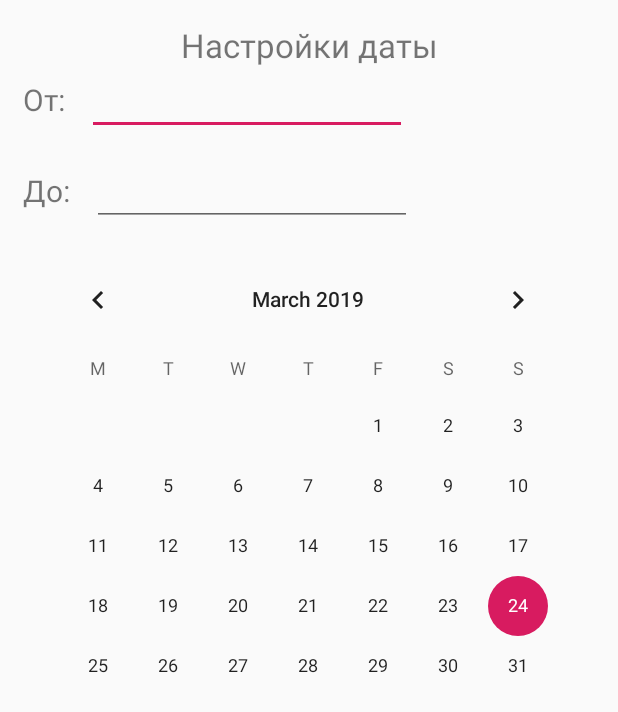
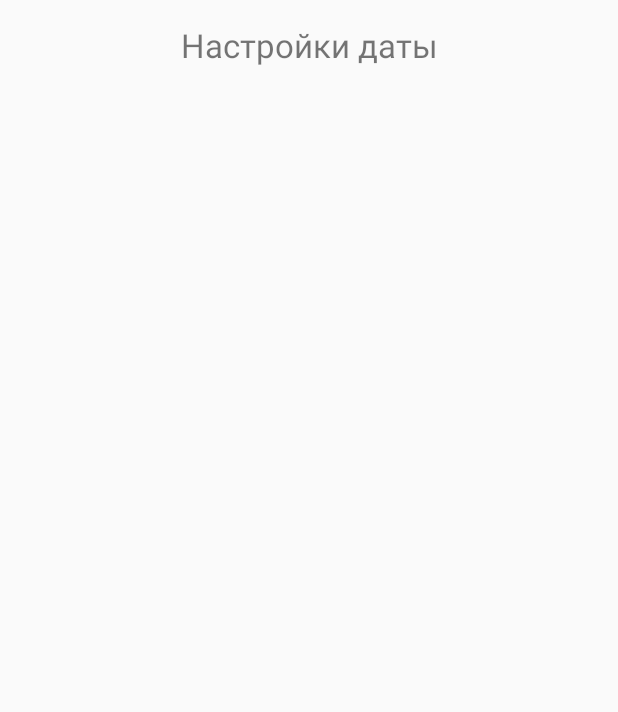
Before and after one commit to QQ3646/EGET, an Android app: the layout date_alert.xml on its own in the app's theme, with its tools: preview values and no code run, on a phone screen of 412 x 824 dp. Shown: the top 712 px of the screen. Run offline under Robolectric (Android 15) with nearby library versions, the phone set to English and light mode, and no system bars.

```diff
--- a/app/src/main/AndroidManifest.xml
+++ b/app/src/main/AndroidManifest.xml
@@ -17,7 +17,7 @@
             android:label="@string/title_activity_history"
             android:theme="@style/AppTheme.NoActionBar" />
         <activity
-            android:name=".Main2Activity"
+            android:name=".Tester"
             android:label="@string/title_activity_main2"
             android:theme="@style/AppTheme.NoActionBar" />
         <activity
--- a/app/src/main/java/com/twodauns/eget/ScoreCalculation.java
+++ b/app/src/main/java/com/twodauns/eget/ScoreCalculation.java
@@ -1,7 +1,7 @@
 package com.twodauns.eget;
 
 public class ScoreCalculation {
-    static int[] ScoreCal(Main2Activity.Question question) {
+    static int[] ScoreCal(Tester.Question question) {
         return new int[]{0};
     }
 }
--- a/app/src/main/java/com/twodauns/eget/TestsPicker.java
+++ b/app/src/main/java/com/twodauns/eget/TestsPicker.java
@@ -1,5 +1,6 @@
 package com.twodauns.eget;
 
+import android.content.Intent;
 import android.os.Bundle;
 import android.support.design.widget.FloatingActionButton;
 import android.support.design.widget.Snackbar;
@@ -83,7 +84,8 @@ public class    TestsPicker extends AppCompatActivity {
         button.setTextSize(7f);
         counter++;
         button.setOnClickListener(view -> {
-            //дописать
+            Intent intent = new Intent(TestsPicker.this, Tester.class);
+            startActivity(intent);
         });
         button.setLayoutParams(params);
         row.addView(button);
--- a/app/src/main/res/layout/date_alert.xml
+++ b/app/src/main/res/layout/date_alert.xml
@@ -9,7 +9,7 @@
         android:layout_height="15dp" />
 
     <TextView
-        android:id="@+id/textView8"
+        android:id="@+id/setDateText"
         android:layout_width="match_parent"
         android:layout_height="wrap_content"
         android:layout_gravity="center"
@@ -19,94 +19,22 @@
 
     <Space
         android:layout_width="match_parent"
-        android:layout_height="wrap_content" />
-
-    <TableRow
-        android:layout_width="match_parent"
-        android:layout_height="wrap_content">
-
-        <Space
-            android:layout_width="15dp"
-            android:layout_height="wrap_content" />
-
-        <TextView
-            android:id="@+id/textView6"
-            android:layout_width="wrap_content"
-            android:layout_height="wrap_content"
-            android:text="От: "
-            android:textSize="20sp" />
-
-        <Space
-            android:layout_width="10dp"
-            android:layout_height="wrap_content" />
-
-        <EditText
-            android:id="@+id/editText2"
-            android:layout_width="wrap_content"
-            android:layout_height="wrap_content"
-            android:ems="10"
-            android:inputType="date" />
-
-    </TableRow>
-
-    <Space
-        android:layout_width="match_parent"
         android:layout_height="15dp" />
 
     <TableRow
+        android:id="@+id/anotherTR"
         android:layout_width="match_parent"
-        android:layout_height="wrap_content">
+        android:layout_height="match_parent">
 
         <Space
-            android:layout_width="15dp"
-            android:layout_height="wrap_content" />
-
-        <TextView
-            android:id="@+id/textView7"
             android:layout_width="wrap_content"
             android:layout_height="wrap_content"
-            android:text="До: "
-            android:textSize="20sp" />
+            android:layout_weight="0.6" />
 
         <Space
-            android:layout_width="10dp"
-            android:layout_height="wrap_content" />
-
-        <EditText
-            android:id="@+id/editText3"
             android:layout_width="wrap_content"
             android:layout_height="wrap_content"
-            android:ems="10"
-            android:inputType="date" />
-
+            android:layout_weight="0.6" />
     </TableRow>
 
-    <Space
-        android:layout_width="match_parent"
-        android:layout_height="15dp" />
-
-    <TableRow
-            android:layout_width="match_parent"
-            android:layout_height="match_parent" >
-
-            <Space
-                android:layout_width="wrap_content"
-                android:layout_height="wrap_content"
-                android:layout_weight="0.6" />
-
-        <CalendarView
-            android:id="@+id/calendarView"
-            android:layout_width="wrap_content"
-            android:layout_height="wrap_content"
-            android:layout_weight="0.5"
-            android:firstDayOfWeek="2"
-            tools:layout_editor_absoluteX="30dp"
-            tools:layout_editor_absoluteY="131dp" />
-
-            <Space
-                android:layout_width="wrap_content"
-                android:layout_height="wrap_content"
-                android:layout_weight="0.6" />
-        </TableRow>
-
 </LinearLayout>
--- a/app/src/main/res/menu/activity_main_drawer.xml
+++ b/app/src/main/res/menu/activity_main_drawer.xml
@@ -6,10 +6,12 @@
     <group android:checkableBehavior="single">
         <item
             android:id="@+id/history"
+            android:checkable="false"
             android:icon="@drawable/baseline_history_black_18dp"
             android:title="История" />
         <item
             android:id="@+id/main"
+            android:checkable="false"
             android:icon="@drawable/baseline_star_rate_black_18dp"
             android:title="@string/MainMenu" />
     </group>
```
Also changed, not shown: app/src/main/java/com/twodauns/eget/MainActivity.java (+1 -40 lines), app/src/main/java/com/twodauns/eget/SQLiteHelper.java (+30 -23 lines), app/src/main/java/com/twodauns/eget/Tester.java (renamed from app/src/main/java/com/twodauns/eget/Main2Activity.java, +2 -6 lines), app/src/main/java/com/twodauns/eget/historyActivity.java (+94 -91 lines), app/src/main/res/layout/tester.xml (renamed from app/src/main/res/layout/activity_main2.xml, +7 -7 lines), app/src/main/res/menu/history.xml (+9 -5 lines).
